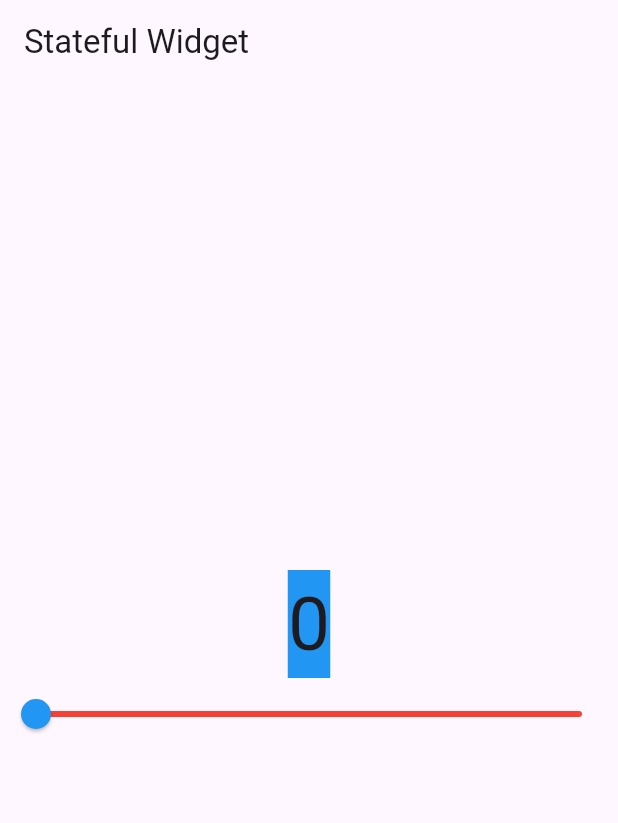
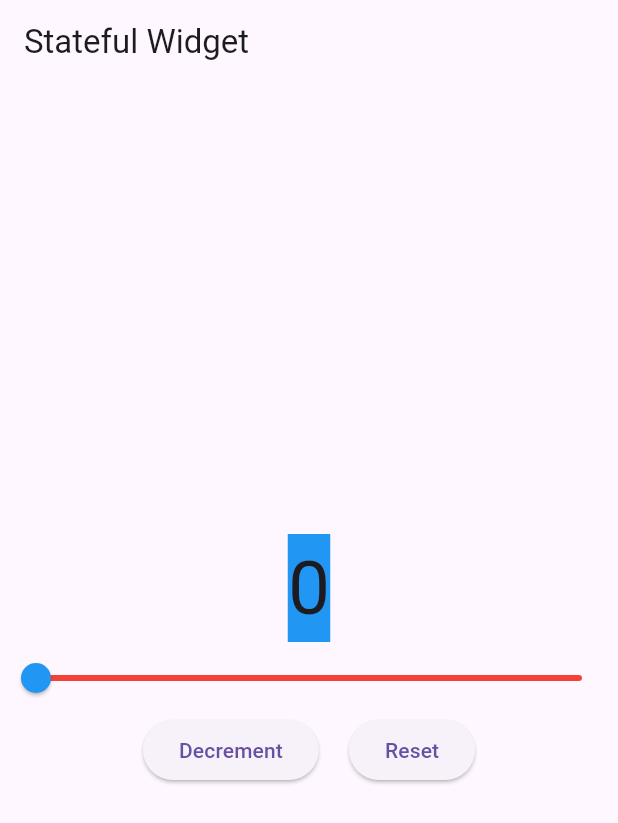
Before and after one commit to SteveT2023/StatefulWidget, a Flutter app: the screen it shows after launch, on a phone screen of 412 x 824 dp. Shown: the top 823 px of the screen. Run offline on Flutter 3.47's test engine with Material 3 defaults, Android fonts, the phone set to English and light mode, and no system bars.

Commit message:
Added decrement and reset buttons.

```diff
--- a/lib/main.dart
+++ b/lib/main.dart
@@ -60,6 +60,30 @@ class _CounterWidgetState extends State<CounterWidget> {
             activeColor: Colors.blue,
             inactiveColor: Colors.red,
           ),
+          Row(
+            mainAxisAlignment: MainAxisAlignment.center,
+            children: [
+              ElevatedButton(
+                onPressed: () {
+                  setState(() {
+                    if (_counter > 0) {
+                      _counter--;
+                    }
+                  });
+                },
+                child: Text('Decrement'),
+              ),
+              SizedBox(width: 20),
+              ElevatedButton(
+                onPressed: () {
+                  setState(() {
+                    _counter = 0;
+                  });
+                },
+                child: Text('Reset'),
+              ),
+            ],
+          ),
         ],
       ),
     );
```
